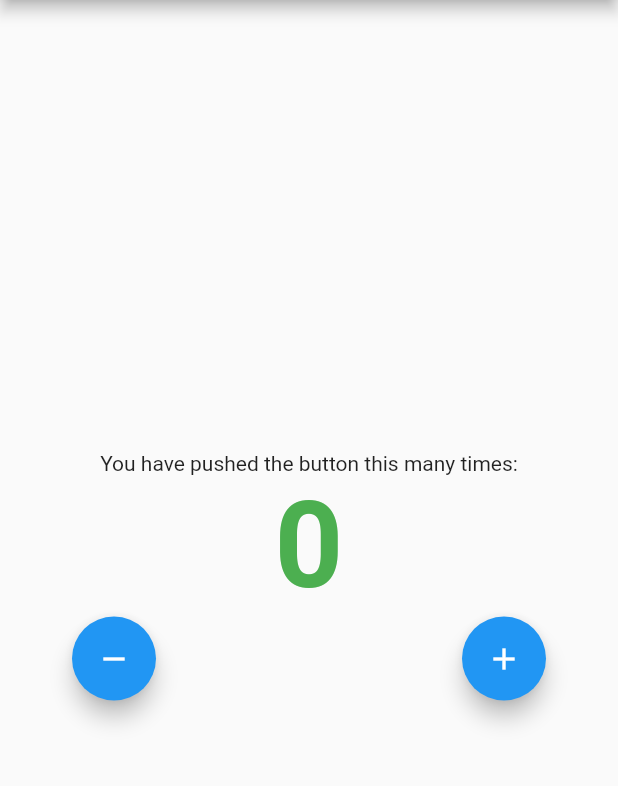
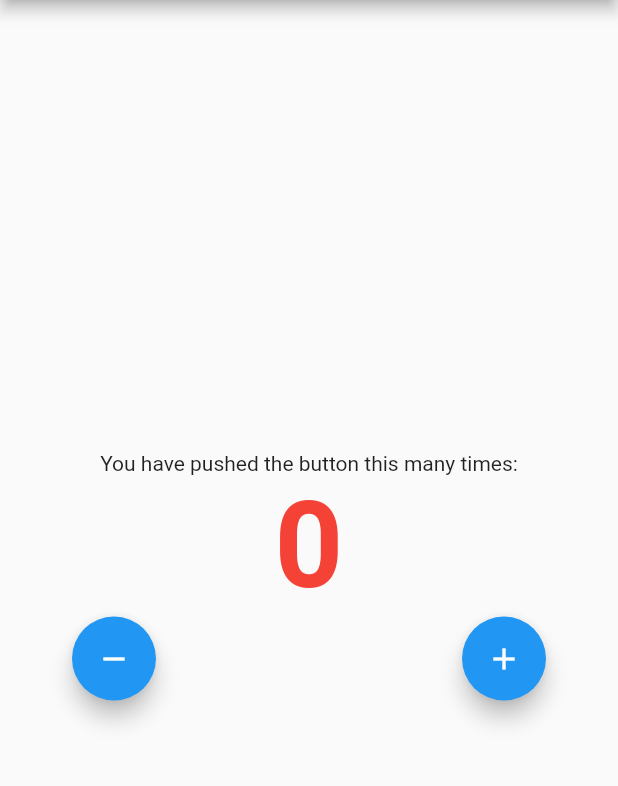
Before and after one commit to MiroGal/counter, a Flutter app: the screen it shows after launch, on a phone screen of 412 x 824 dp, the part 84-870 px from its top. Run offline on Flutter 3.47's test engine with Material 2 defaults, Android fonts, the phone set to English and light mode, and no system bars.

Commit message:
counter_color: added color changeling

```diff
--- a/lib/page_counter.dart
+++ b/lib/page_counter.dart
@@ -30,7 +30,7 @@ class _MyHomePageState extends State<MyHomePage> {
             Text(
               '$_counter',
               style: Theme.of(context).textTheme.headlineMedium?.copyWith(
-                    color: Colors.green,
+                    color: _setCounterColor(),
                     fontWeight: FontWeight.bold,
                     fontSize: 80,
                   ),
@@ -65,6 +65,16 @@ class _MyHomePageState extends State<MyHomePage> {
     );
   }
 
+  Color _setCounterColor() {
+    if (_counter <= 10) {
+      return Colors.red;
+    } else if (_counter >= 11 && _counter <= 30) {
+      return Colors.orange;
+    } else {
+      return Colors.green;
+    }
+  }
+
   void _incrementCounter() {
     final int newValue = _counter + 1;
     if (newValue <= 50) {
```
